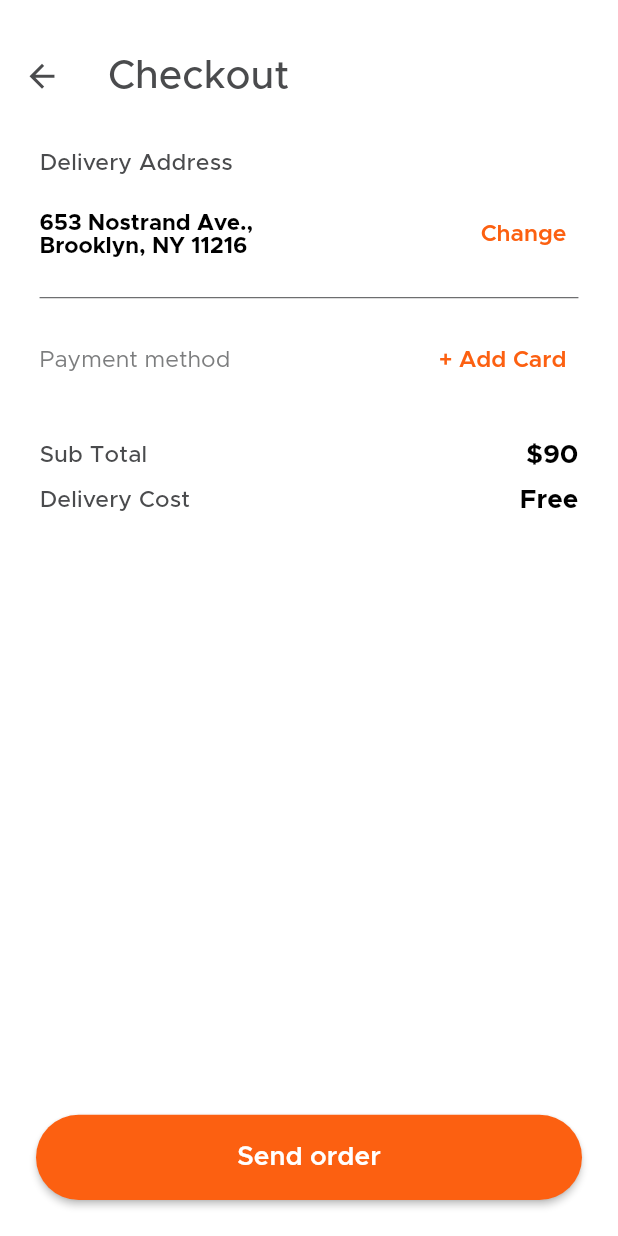
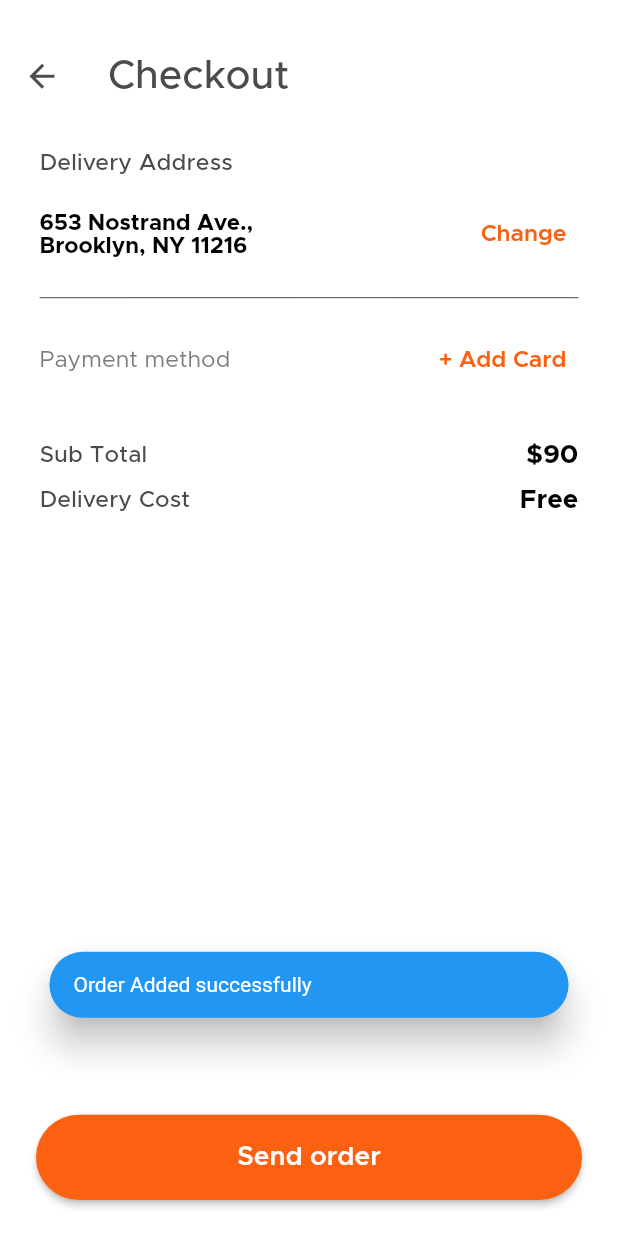
Before and after one commit to zaynrix/Food-Meal-Monkey, a Flutter app: the CheckoutPage screen opened by its route, after a tap on "Send order", on a phone screen of 412 x 824 dp. Run offline on Flutter 3.47's test engine with Material 2 defaults, Android fonts, the phone set to English and light mode, and no system bars; our stand-ins replace audioplayers, awesome_notifications, cached_network_image, cloud_firestore, equatable, firebase_auth and 17 more; missing offline and left inert: flutter_slider_indicator, flutter_stripe, record_mp3, voice_message_package; accounts and stored records are empty.

Commit message:
add make order logic

```diff
--- a/lib/core/controllers/cart_controller/cart_controller.dart
+++ b/lib/core/controllers/cart_controller/cart_controller.dart
@@ -3,11 +3,13 @@ import 'package:cloud_firestore/cloud_firestore.dart';
 import 'package:flutter/cupertino.dart';
 import 'package:food_delivery_app/core/controllers/auth_controller/auth_controller.dart';
 import 'package:food_delivery_app/core/model/models.dart';
+import 'package:food_delivery_app/core/model/order_model.dart';
 import 'package:food_delivery_app/routing/navigations.dart';
 import 'package:food_delivery_app/service_locator.dart';
 import 'package:food_delivery_app/utils/enums.dart';
 import 'package:food_delivery_app/utils/helper.dart';
 import 'package:shared_preferences/shared_preferences.dart';
+import 'package:uuid/uuid.dart';
 
 class CartController extends ChangeNotifier {
   CartController({required this.sharedPreferences});
@@ -214,6 +216,17 @@ class CartController extends ChangeNotifier {
         .set(jsonProduct);
   }
 
+  Future<void> _addOrderToFirestore(
+      String orderId, Map<String, dynamic> jsonOrder) {
+    final userId = getUserId();
+    return FirebaseFirestore.instance
+        .collection('users')
+        .doc(userId)
+        .collection("orders")
+        .doc(orderId)
+        .set(jsonOrder);
+  }
+
   Future<QuerySnapshot> _getCartItemQuerySnapshot(ProductModel product) {
     final userId = getUserId();
 
@@ -235,6 +248,29 @@ class CartController extends ChangeNotifier {
         .update({'cartQuantity': quantity});
   }
 
+  Future<void> makeOrder() async {
+    try{
+      startDialogLoading();
+      final String randomId = Uuid().v4();
+      final OrderModel order =
+      OrderModel(
+        id: randomId,
+          createdAt: DateTime.now().toIso8601String(),
+          status: "Pending",
+          location: "Gaza",
+          products: cartItems);
+      final orderJson = order.toJson();
+      await _addOrderToFirestore(order.id , orderJson);
+      stopDialogLoading();
+      Helpers.showSnackBar(
+          message: "Order Added successfully", isSuccess: true);
+    } catch(e){
+      stopDialogLoading();
+      debugPrint("Error in Make Order : >>> $e");
+    }
+
+  }
+
   @override
   dispose() {
     super.dispose();
--- /dev/null
+++ b/lib/core/model/order_model.dart
@@ -0,0 +1,52 @@
+import 'package:cloud_firestore/cloud_firestore.dart';
+import 'package:food_delivery_app/core/model/models.dart';
+
+class OrderModel {
+  OrderModel(
+      {
+      this.id = "null id",
+      required this.createdAt,
+      required this.status,
+      required this.location,
+      required this.products});
+
+  final String id;
+  final String createdAt;
+  final List<ProductModel> products;
+  final String location;
+  final String status;
+
+  factory OrderModel.fromJson(Map<String, dynamic> json) {
+    final List<dynamic> productJsonList = json['products'];
+    final List<ProductModel> productList = productJsonList
+        .map((productJson) => ProductModel.fromJson(productJson))
+        .toList();
+
+    return OrderModel(
+      id: json['id'],
+      createdAt: json['createdAt'],
+      status: json['status'],
+      location: json['location'],
+      products: productList,
+    );
+  }
+
+  factory OrderModel.fromDocument(DocumentSnapshot doc) {
+    return OrderModel(
+        id: doc["id"],
+        createdAt: doc["createdAt"],
+        status: doc["status"],
+        location: doc["location"],
+        products: doc["products"]);
+  }
+
+  Map<String, dynamic> toJson() {
+    return {
+      'id': id,
+      'createdAt': createdAt,
+      'status': status,
+      'location': location,
+      'products': products.map((product) => product.toJson()).toList(),
+    };
+  }
+}
--- a/lib/core/model/product_model.dart
+++ b/lib/core/model/product_model.dart
@@ -72,6 +72,7 @@ class ProductModel {
       "id" : id
     };
   }
+
   static List<ProductModel> desserts = [
     ProductModel(
       imagePath: ImageAssets.applePie,
--- a/lib/ui/pages/entry/cart_page/checkout_page.dart
+++ b/lib/ui/pages/entry/cart_page/checkout_page.dart
@@ -17,13 +17,16 @@ class _CheckoutPageState extends State<CheckoutPage> {
   @override
   Widget build(BuildContext context) {
     final TextTheme textTheme = Theme.of(context).textTheme;
-    return Scaffold(
+    return Consumer2<PaymentController , CartController>(
+      builder: (context, payment, cart , child) => Scaffold(
       floatingActionButtonLocation: FloatingActionButtonLocation.centerDocked,
       floatingActionButton: SingleChildScrollView(
         child: Padding(
           padding: AppSize.s24.paddingAll,
           child: CustomButton(
-            onPress: () {},
+            onPress: () {
+              cart.makeOrder();
+            },
             text: "Send order",
           ),
         ),
@@ -33,8 +36,7 @@ class _CheckoutPageState extends State<CheckoutPage> {
       ),
       body: Padding(
         padding: AppPadding.p24.paddingHorizontal,
-        child: Consumer<PaymentController>(
-          builder: (context, controller, child) => Column(
+        child: Column(
             crossAxisAlignment: CrossAxisAlignment.start,
             children: [
               Text(
@@ -89,16 +91,16 @@ class _CheckoutPageState extends State<CheckoutPage> {
               ListView.builder(
                   shrinkWrap: true,
                   physics: NeverScrollableScrollPhysics(),
-                  itemCount: controller.paymentCards.length,
+                  itemCount: payment.paymentCards.length,
                   itemBuilder: (context, index) {
-                    final card = controller.paymentCards[index];
+                    final card = payment.paymentCards[index];
                     return ChoosePaymentCard(
                       value: card,
                       cardNumber: card.number,
                       cardType: card.type,
                       isSelected: false,
                       onSelected: (value) {},
-                      currantValue: controller.paymentCards[0],
+                      currantValue: payment.paymentCards[0],
                     );
                   }),
               AppSize.s30.addVerticalSpace,
```
